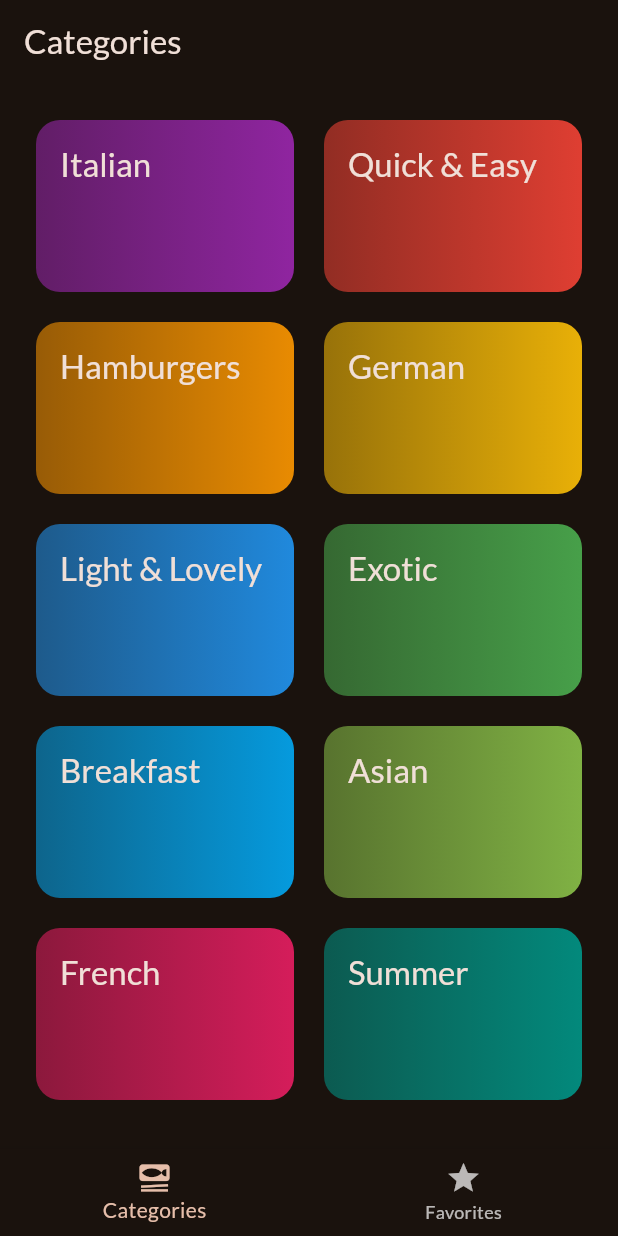
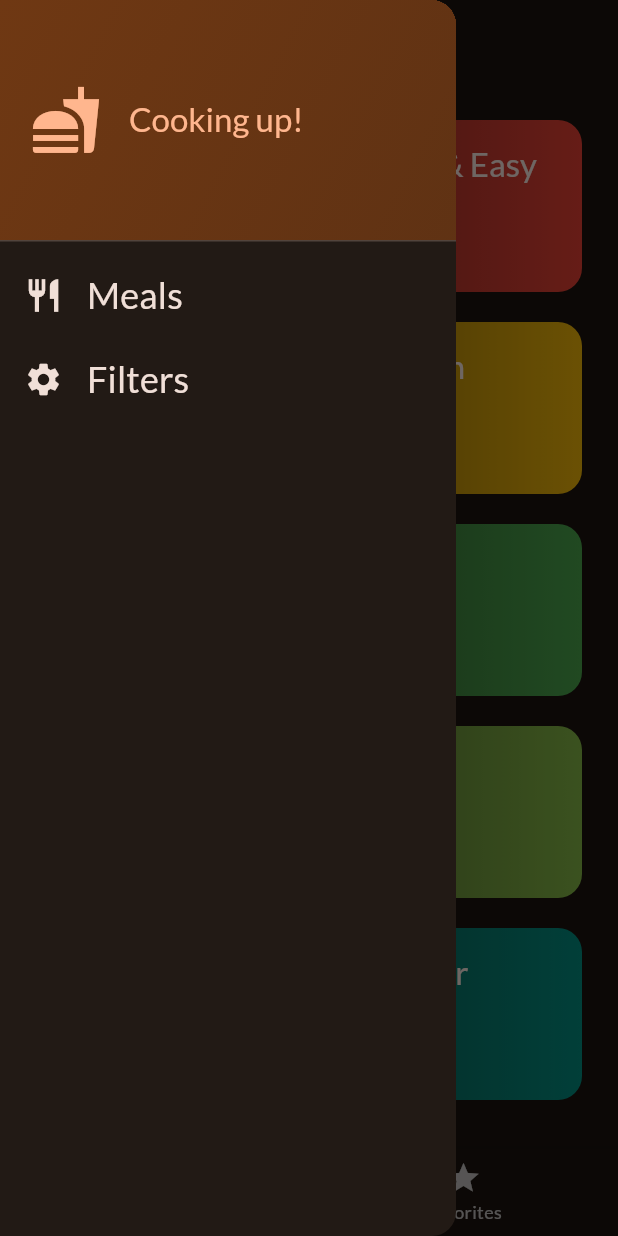
Before and after one commit to MacRawat58/Mac_Meals, a Flutter app: the screen it shows after launch, with the side drawer open (before the commit the screen has no drawer), on a phone screen of 412 x 824 dp. Run offline on Flutter 3.47's test engine with Material 2 defaults, Android fonts, the phone set to English and light mode, and no system bars; our stand-ins replace google_fonts, transparent_image.

Commit message:
addded drawer widget and customizing it.

```diff
--- a/lib/screens/categories.dart
+++ b/lib/screens/categories.dart
@@ -4,9 +4,12 @@
 import 'package:mac_meals/widgets/category_grid_items.dart';
 
 import '../models/category.dart';
+import '../models/meal.dart';
 
 class CategoriesScreen extends StatelessWidget {
-  const CategoriesScreen({super.key});
+  const CategoriesScreen({super.key, required this.onToggleFavorite});
+
+  final void Function(Meal meal) onToggleFavorite;
 
   void _selectCategory(BuildContext context, Category category) {
     final filteredMeals = dummyMeals
@@ -14,8 +17,11 @@
         .toList();
 
     Navigator.of(context).push(MaterialPageRoute(
-        builder: (ctx) =>
-            MealsScreen(title: category.title, meals: filteredMeals)));
+        builder: (ctx) => MealsScreen(
+              title: category.title,
+              meals: filteredMeals,
+              onToggleFavorite: onToggleFavorite,
+            )));
   }
 
   @override
--- a/lib/screens/tabs.dart
+++ b/lib/screens/tabs.dart
@@ -1,6 +1,9 @@
 import 'package:flutter/material.dart';
 import 'package:mac_meals/screens/categories.dart';
 import 'package:mac_meals/screens/meals.dart';
+import 'package:mac_meals/widgets/main_drawer.dart';
+
+import '../models/meal.dart';
 
 class TabsScreen extends StatefulWidget {
   const TabsScreen({super.key});
@@ -11,6 +14,28 @@
 
 class _TabsScreenState extends State<TabsScreen> {
   int _selectedPageIndex = 0;
+  final List<Meal> _favouriteMeals = [];
+
+  void _showInfoMessage(String message) {
+    ScaffoldMessenger.of(context)
+        .showSnackBar(SnackBar(content: Text(message)));
+  }
+
+  void _toggleMealFavouriteStatus(Meal meal) {
+    final isExisting = _favouriteMeals.contains(meal);
+
+    if (isExisting) {
+      setState(() {
+        _favouriteMeals.remove(meal);
+      });
+      _showInfoMessage('Meal is no longer a favourite.');
+    } else {
+      setState(() {
+        _favouriteMeals.add(meal);
+      });
+      _showInfoMessage('Marked as favourite!');
+    }
+  }
 
   void _setSelectedPage(int index) {
     setState(() {
@@ -18,19 +43,32 @@
     });
   }
 
+  void _setScreen(String identifier) {
+    if (identifier == 'filters') {
+    } else {
+      Navigator.of(context).pop();
+    }
+  }
+
   @override
   Widget build(BuildContext context) {
-    Widget activePage = const CategoriesScreen();
+    Widget activePage = CategoriesScreen(
+      onToggleFavorite: _toggleMealFavouriteStatus,
+    );
     var activePageTitle = 'Categories';
 
     if (_selectedPageIndex == 1) {
-      activePage = const MealsScreen(meals: []);
+      activePage = MealsScreen(
+          onToggleFavorite: _toggleMealFavouriteStatus, meals: _favouriteMeals);
       activePageTitle = 'Your Favourites';
     }
 
     return Scaffold(
       appBar: AppBar(
         title: Text(activePageTitle),
+      ),
+      drawer: MainDrawer(
+        onSelectScreen: _setScreen,
       ),
       body: activePage,
       bottomNavigationBar: BottomNavigationBar(
--- /dev/null
+++ b/lib/widgets/main_drawer.dart
@@ -0,0 +1,65 @@
+import 'package:flutter/material.dart';
+
+class MainDrawer extends StatelessWidget {
+  const MainDrawer({super.key, required this.onSelectScreen});
+
+  final void Function(String identifier) onSelectScreen;
+
+  @override
+  Widget build(BuildContext context) {
+    return Drawer(
+      child: Column(children: [
+        DrawerHeader(
+          padding: const EdgeInsets.all(20),
+          decoration: BoxDecoration(
+              gradient: LinearGradient(
+            colors: [
+              Theme.of(context).colorScheme.primaryContainer,
+              Theme.of(context).colorScheme.primaryContainer.withOpacity(.8),
+            ],
+            begin: Alignment.topLeft,
+            end: Alignment.bottomRight,
+          )),
+          child: Row(
+            children: [
+              Icon(
+                Icons.fastfood,
+                size: 48,
+                color: Theme.of(context).colorScheme.primary,
+              ),
+              const SizedBox(
+                width: 18,
+              ),
+              Text('Cooking up!',
+                  style: Theme.of(context).textTheme.titleLarge!.copyWith(
+                        color: Theme.of(context).colorScheme.primary,
+                      )),
+            ],
+          ),
+        ),
+        ListTile(
+          leading: Icon(Icons.restaurant,
+              size: 26, color: Theme.of(context).colorScheme.onBackground),
+          title: Text('Meals',
+              style: Theme.of(context).textTheme.titleSmall!.copyWith(
+                  color: Theme.of(context).colorScheme.onBackground,
+                  fontSize: 24)),
+          onTap: () {
+            onSelectScreen('meals');
+          },
+        ),
+        ListTile(
+          leading: Icon(Icons.settings,
+              size: 26, color: Theme.of(context).colorScheme.onBackground),
+          title: Text('Filters',
+              style: Theme.of(context).textTheme.titleSmall!.copyWith(
+                  color: Theme.of(context).colorScheme.onBackground,
+                  fontSize: 24)),
+          onTap: () {
+            onSelectScreen('filters');
+          },
+        ),
+      ]),
+    );
+  }
+}
```
Also changed, not shown: lib/screens/meal_details.dart (+10 -1 lines), lib/screens/meals.dart (+8 -2 lines).
